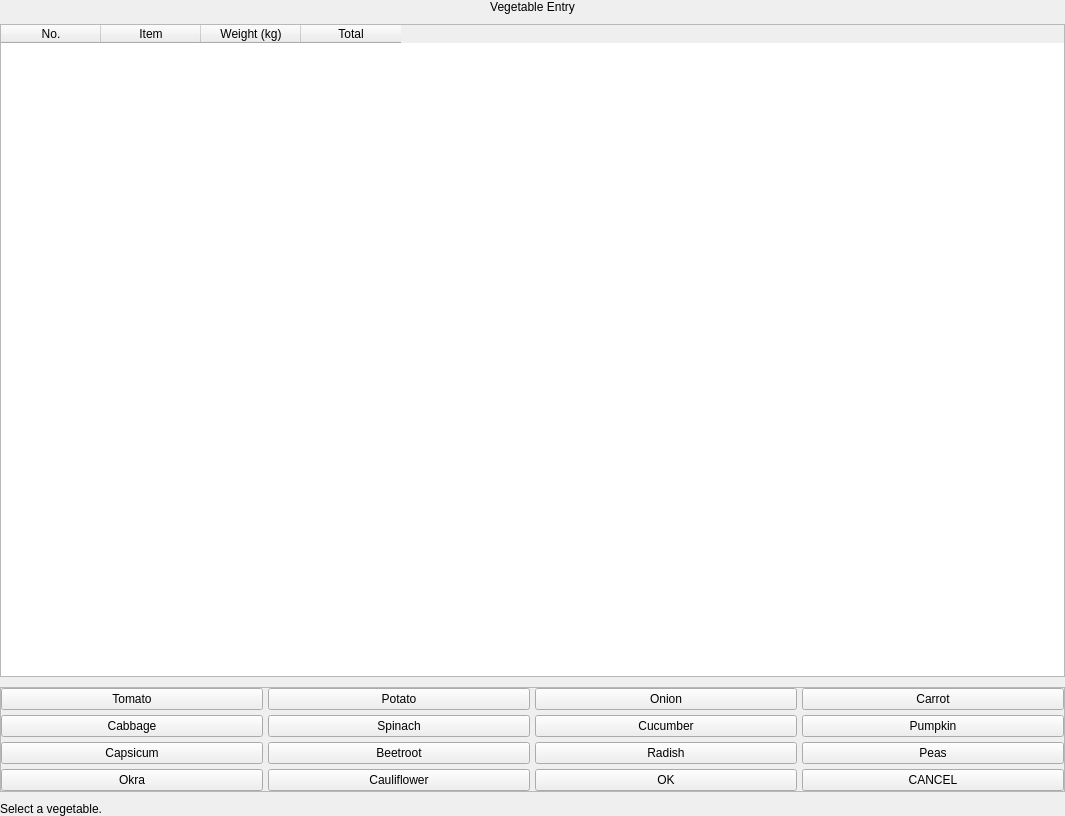
Before: the Qt Designer form Project/ui/vegetable_entry.ui in Selvam-T/POS, drawn with Qt 5.
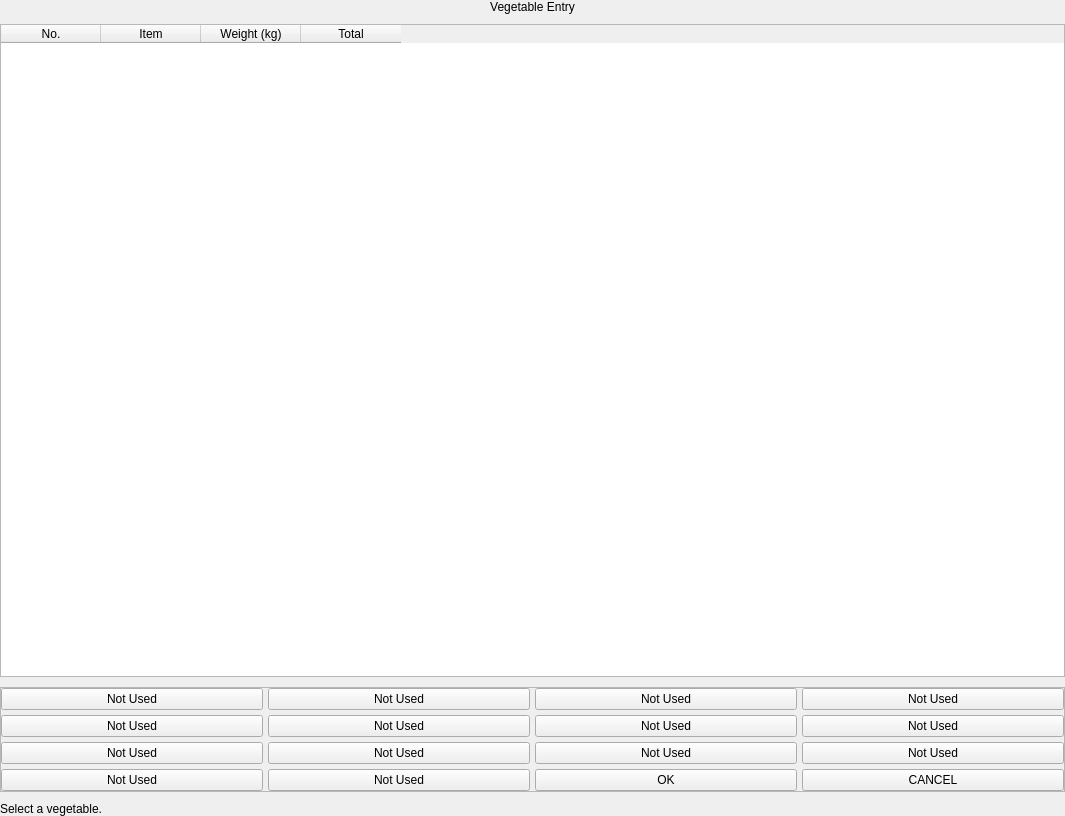
After: the same form once the commit is applied.

Commit message: vegetable_menu.ui created with toggles, with inline input validation

The edit to the form file:
```diff
--- a/Project/ui/vegetable_entry.ui
+++ b/Project/ui/vegetable_entry.ui
@@ -105,98 +105,98 @@
             <item row="0" column="0">
               <widget class="QPushButton" name="btnVegTomato">
                 <property name="text">
-                  <string>Tomato</string>
+                  <string>Not Used</string>
                 </property>
               </widget>
             </item>
             <item row="0" column="1">
               <widget class="QPushButton" name="btnVegPotato">
                 <property name="text">
-                  <string>Potato</string>
+                  <string>Not Used</string>
                 </property>
               </widget>
             </item>
             <item row="0" column="2">
               <widget class="QPushButton" name="btnVegOnion">
                 <property name="text">
-                  <string>Onion</string>
+                  <string>Not Used</string>
                 </property>
               </widget>
             </item>
             <item row="0" column="3">
               <widget class="QPushButton" name="btnVegCarrot">
                 <property name="text">
-                  <string>Carrot</string>
+                  <string>Not Used</string>
                 </property>
               </widget>
             </item>
             <item row="1" column="0">
               <widget class="QPushButton" name="btnVegCabbage">
                 <property name="text">
-                  <string>Cabbage</string>
+                  <string>Not Used</string>
                 </property>
               </widget>
             </item>
             <item row="1" column="1">
               <widget class="QPushButton" name="btnVegSpinach">
                 <property name="text">
-                  <string>Spinach</string>
+                  <string>Not Used</string>
                 </property>
               </widget>
             </item>
             <item row="1" column="2">
               <widget class="QPushButton" name="btnVegCucumber">
                 <property name="text">
-                  <string>Cucumber</string>
+                  <string>Not Used</string>
                 </property>
               </widget>
             </item>
             <item row="1" column="3">
               <widget class="QPushButton" name="btnVegPumpkin">
                 <property name="text">
-                  <string>Pumpkin</string>
+                  <string>Not Used</string>
                 </property>
               </widget>
             </item>
             <item row="2" column="0">
               <widget class="QPushButton" name="btnVegCapsicum">
                 <property name="text">
-                  <string>Capsicum</string>
+                  <string>Not Used</string>
                 </property>
               </widget>
             </item>
             <item row="2" column="1">
               <widget class="QPushButton" name="btnVegBeetroot">
                 <property name="text">
-                  <string>Beetroot</string>
+                  <string>Not Used</string>
                 </property>
               </widget>
             </item>
             <item row="2" column="2">
               <widget class="QPushButton" name="btnVegRadish">
                 <property name="text">
-                  <string>Radish</string>
+                  <string>Not Used</string>
                 </property>
               </widget>
             </item>
             <item row="2" column="3">
               <widget class="QPushButton" name="btnVegPeas">
                 <property name="text">
-                  <string>Peas</string>
+                  <string>Not Used</string>
                 </property>
               </widget>
             </item>
             <item row="3" column="0">
               <widget class="QPushButton" name="btnVegOkra">
                 <property name="text">
-                  <string>Okra</string>
+                  <string>Not Used</string>
                 </property>
               </widget>
             </item>
             <item row="3" column="1">
               <widget class="QPushButton" name="btnVegCauliflower">
                 <property name="text">
-                  <string>Cauliflower</string>
+                  <string>Not Used</string>
                 </property>
               </widget>
             </item>
```
Left out of the diff: 32 changed lines with no effect on the pictures. The commit also changes 16 other files.
